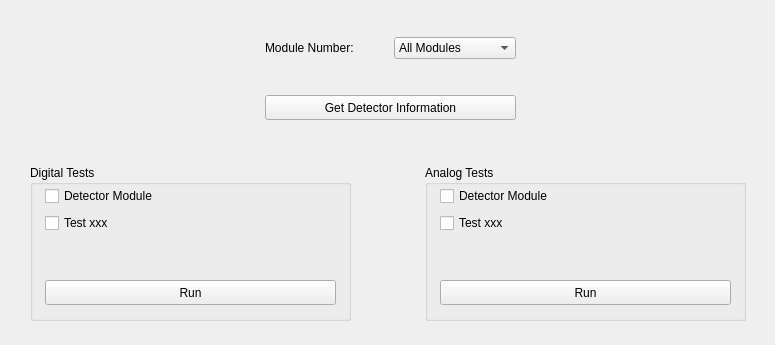
slsdetectorgroup/slsDetectorPackage, file slsDetectorGui/forms/form_tab_debugging.ui: the form before one commit.
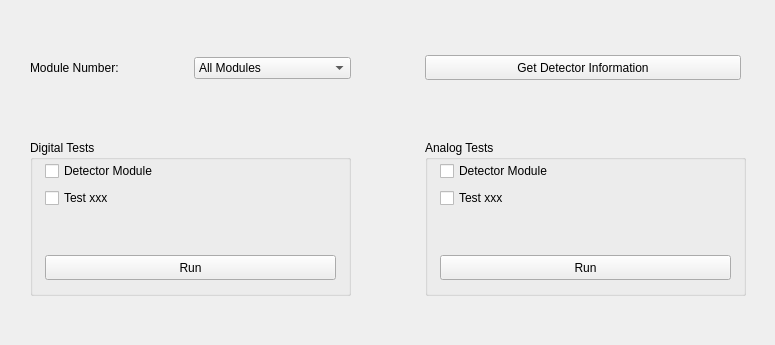
The form after the commit.

Patch:
```diff
--- a/slsDetectorGui/forms/form_tab_debugging.ui
+++ b/slsDetectorGui/forms/form_tab_debugging.ui
@@ -34,9 +34,9 @@
   <widget class="QWidget" name="horizontalLayoutWidget">
    <property name="geometry">
     <rect>
-     <x>265</x>
-     <y>30</y>
-     <width>251</width>
+     <x>30</x>
+     <y>50</y>
+     <width>321</width>
      <height>36</height>
     </rect>
    </property>
@@ -75,7 +75,7 @@
    <property name="geometry">
     <rect>
      <x>30</x>
-     <y>165</y>
+     <y>140</y>
      <width>321</width>
      <height>156</height>
     </rect>
@@ -126,9 +126,9 @@
   <widget class="QPushButton" name="btnGetInfo">
    <property name="geometry">
     <rect>
-     <x>265</x>
-     <y>95</y>
-     <width>251</width>
+     <x>425</x>
+     <y>55</y>
+     <width>316</width>
      <height>25</height>
     </rect>
    </property>
@@ -140,7 +140,7 @@
    <property name="geometry">
     <rect>
      <x>425</x>
-     <y>165</y>
+     <y>140</y>
      <width>321</width>
      <height>156</height>
     </rect>
```
